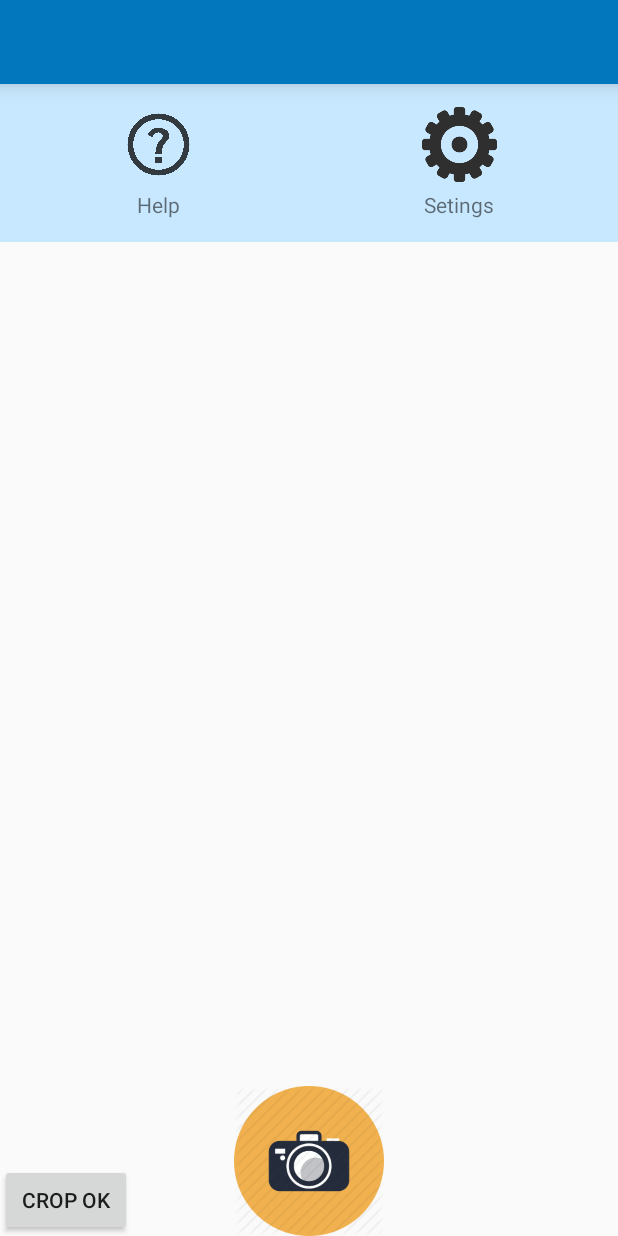
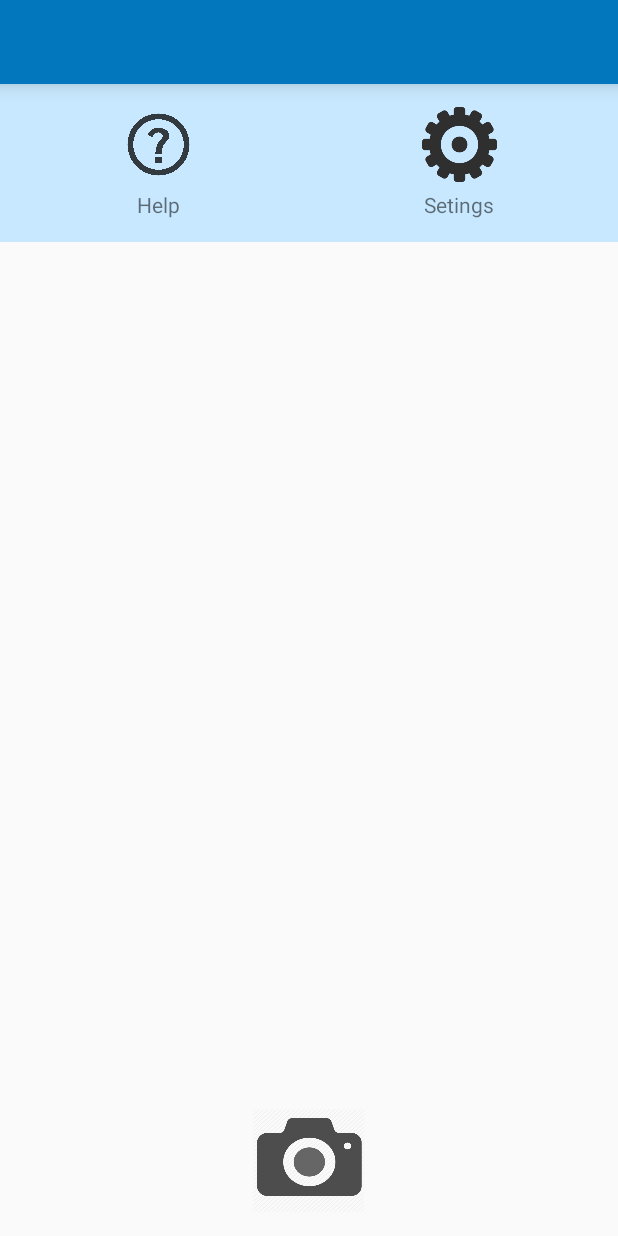
Before and after one commit to boubaker-chieb/projet_intelligence_artif_ocr, an Android app: the layout activity_capture.xml on its own in the app's theme, with its tools: preview values and no code run, on a phone screen of 412 x 824 dp. Run offline under Robolectric (Android 15) with nearby library versions, the phone set to English and light mode, and no system bars; plain views replace CropImageView.

Commit message:
adding icons

```diff
--- a/app/src/main/res/layout/activity_capture.xml
+++ b/app/src/main/res/layout/activity_capture.xml
@@ -12,8 +12,6 @@
         android:layout_height="fill_parent"
         android:layout_weight="1">
     </FrameLayout>
-
-
 
     <com.isseiaoki.simplecropview.CropImageView
         xmlns:custom="http://schemas.android.com/apk/res-auto"
@@ -36,38 +34,39 @@
         custom:scv_min_frame_size="50dp"
         custom:scv_frame_stroke_weight="1dp"
         custom:scv_guide_stroke_weight="1dp"/>
-    <Button
-        android:layout_width="wrap_content"
-        android:layout_height="wrap_content"
-        android:text="crop ok"
-        android:id="@+id/cropok"
-        android:layout_alignParentBottom="true" />
     <ImageButton
         android:id="@+id/button_capture"
-        android:layout_width="100dp"
-        android:layout_height="100dp"
-        android:background="@drawable/shutter1"
+        android:layout_width="75dp"
+        android:layout_height="70dp"
+        android:background="@drawable/shutter"
         android:layout_alignParentBottom="true"
-        android:layout_centerHorizontal="true" />
+        android:layout_centerHorizontal="true"
+        android:layout_marginBottom="15dp"/>
     <LinearLayout
         android:id="@+id/result_layout"
         android:visibility="gone"
-        android:orientation="horizontal"
+        android:orientation="vertical"
         android:layout_width="match_parent"
         android:layout_height="match_parent"
-        android:layout_marginTop="150dp"
-        android:layout_marginBottom="50dp">
+        android:layout_marginTop="60dp"
+        android:layout_marginBottom="80dp">
+        <ProgressBar
+            android:visibility="gone"
+            android:layout_width="wrap_content"
+            android:layout_height="wrap_content"
+            android:id="@+id/telechargement"/>
         <ImageView
             android:id="@+id/result"
             android:layout_width="100dp"
-            android:layout_height="100dp" />
+            android:layout_height="150dp"
+            android:layout_gravity="center"/>
         <LinearLayout
 
             android:id="@+id/text_layout"
             android:orientation="vertical"
             android:layout_width="match_parent"
             android:layout_height="match_parent"
-            android:gravity="center">
+>
             <TextView
                 android:textColor="@color/colorPrimary"
                 android:textSize="20dp"
@@ -79,9 +78,11 @@
                 android:textSize="15dp"
                 android:textColor="@color/colorPrimary"
                 android:id="@+id/detection_result"
-                android:layout_width="wrap_content"
+                android:layout_width="match_parent"
                 android:layout_height="wrap_content"
                 android:hint="detected text"
+                android:maxLines="4"
+                android:lines="4"
                 android:background="@color/colorAccent"/>
             <TextView
                 android:textColor="@color/colorPrimary"
@@ -93,19 +94,12 @@
                 android:textSize="15dp"
                 android:background="@color/colorAccent"
                 android:id="@+id/translated_text"
-                android:layout_width="wrap_content"
+                android:maxLines="4"
+                android:lines="4"
+                android:layout_width="match_parent"
                 android:hint="translated text"
                 android:layout_height="wrap_content"
-                android:textColor="@color/colorPrimary"
-                android:layout_marginLeft="10dp"/>
-
-            <ProgressBar
-                android:id="@+id/telechargement"
-                style="?android:attr/progressBarStyle"
-                android:layout_width="wrap_content"
-                android:layout_height="wrap_content"
-                android:visibility="gone"
-                />
+                android:textColor="@color/colorPrimary"/>
         </LinearLayout>
 
     </LinearLayout>
@@ -141,8 +135,7 @@
                         android:id="@+id/Help"
                         android:layout_width="50dp"
                         android:layout_height="50dp"
-                        android:background="@drawable/help"
-                        />
+                        android:background="@drawable/help"/>
 
                     <TextView
                         android:layout_width="wrap_content"
--- a/app/src/main/res/values/strings.xml
+++ b/app/src/main/res/values/strings.xml
@@ -1,4 +1,4 @@
 <resources>
-    <string name="app_name">IA_01</string>
+    <string name="app_name"></string>
     <string name="title_activity_preferences">PreferencesActivity</string>
 </resources>
```
Also changed, not shown: app/src/main/java/info/boubakr/ia_01/MainActivity.java (+31 -33 lines), app/src/main/res/drawable/cropok.png (added), app/src/main/res/drawable/reload.png, app/src/main/res/drawable/shutter.png (added), app/src/main/res/drawable/shutter1.png (deleted).
